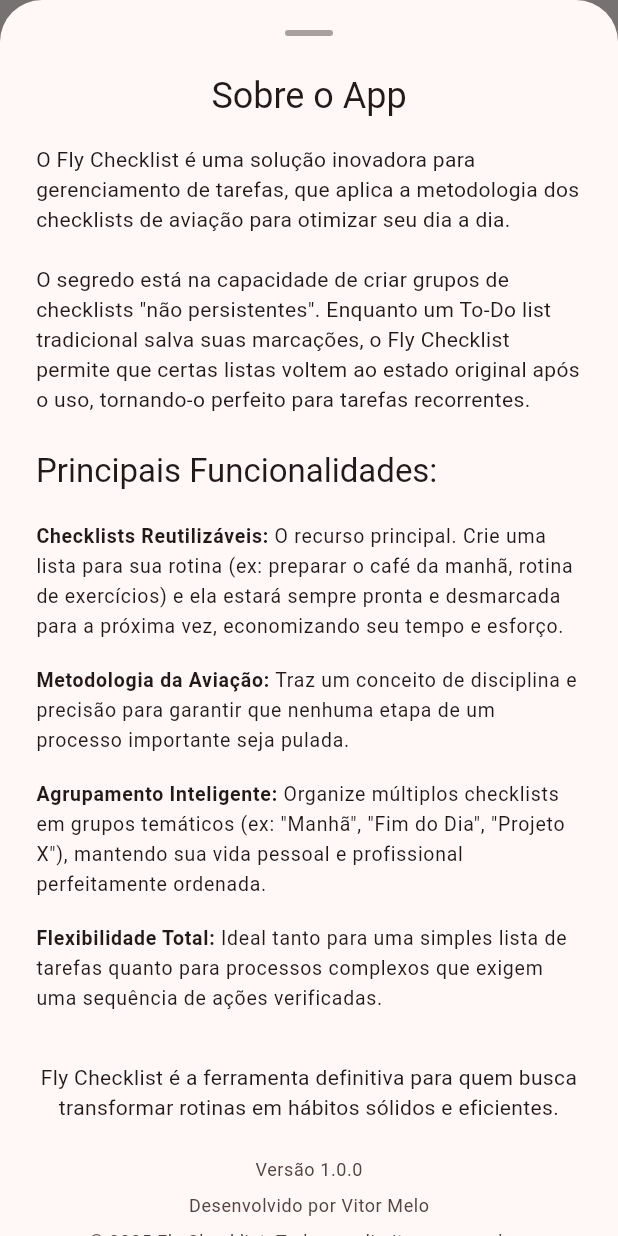
After one commit to vitoramaral10/fly_checklist, a Flutter app: the SettingsPage screen opened by its route, after a tap on "Sobre o App", on a phone screen of 412 x 824 dp. The commit adds this screen. Run offline on Flutter 3.47's test engine with Material 3 defaults, Android fonts, the phone set to English and light mode, and no system bars; our stand-ins replace firebase_auth, firebase_core, firebase_crashlytics, get, google_sign_in, package_info_plus and 1 more; missing offline and left inert: firebase_app_check; accounts and stored records are empty.

Commit message:
feat: Add About Bottom Sheet with app information and features

```diff
--- /dev/null
+++ b/lib/ui/pages/settings/components/about_bottom_sheet.dart
@@ -0,0 +1,146 @@
+import 'package:flutter/material.dart';
+import 'package:package_info_plus/package_info_plus.dart';
+
+void showAboutBottomSheet(BuildContext context) async {
+  PackageInfo packageInfo = await PackageInfo.fromPlatform();
+
+  if (!context.mounted) return;
+  showModalBottomSheet(
+    context: context,
+    isScrollControlled: true,
+    backgroundColor: Theme.of(context).colorScheme.surface,
+    builder: (context) => _AboutBottomSheetContent(packageInfo: packageInfo),
+  );
+}
+
+class _AboutBottomSheetContent extends StatelessWidget {
+  const _AboutBottomSheetContent({required this.packageInfo});
+
+  final PackageInfo packageInfo;
+
+  @override
+  Widget build(BuildContext context) {
+    final textTheme = Theme.of(context).textTheme;
+    final colorScheme = Theme.of(context).colorScheme;
+
+    final features = [
+      {
+        'title': 'Checklists Reutilizáveis:',
+        'description':
+            'O recurso principal. Crie uma lista para sua rotina (ex: preparar o café da manhã, rotina de exercícios) e ela estará sempre pronta e desmarcada para a próxima vez, economizando seu tempo e esforço.',
+      },
+      {
+        'title': 'Metodologia da Aviação:',
+        'description':
+            'Traz um conceito de disciplina e precisão para garantir que nenhuma etapa de um processo importante seja pulada.',
+      },
+      {
+        'title': 'Agrupamento Inteligente:',
+        'description':
+            'Organize múltiplos checklists em grupos temáticos (ex: "Manhã", "Fim do Dia", "Projeto X"), mantendo sua vida pessoal e profissional perfeitamente ordenada.',
+      },
+      {
+        'title': 'Flexibilidade Total:',
+        'description':
+            'Ideal tanto para uma simples lista de tarefas quanto para processos complexos que exigem uma sequência de ações verificadas.',
+      },
+    ];
+
+    return Padding(
+      padding: MediaQuery.of(context).viewInsets,
+      child: SingleChildScrollView(
+        child: Padding(
+          padding: const EdgeInsets.symmetric(horizontal: 24, vertical: 20),
+          child: Column(
+            mainAxisSize: MainAxisSize.min,
+            crossAxisAlignment: CrossAxisAlignment.start,
+            children: [
+              Center(
+                child: Container(
+                  width: 32,
+                  height: 4,
+                  decoration: BoxDecoration(
+                    color: colorScheme.onSurface.withAlpha(100),
+                    borderRadius: BorderRadius.circular(2),
+                  ),
+                ),
+              ),
+              const SizedBox(height: 24),
+              Center(
+                child: Text('Sobre o App', style: textTheme.headlineSmall),
+              ),
+              const SizedBox(height: 16),
+              const Text(
+                'O Fly Checklist é uma solução inovadora para gerenciamento de tarefas, que aplica a metodologia dos checklists de aviação para otimizar seu dia a dia.\n\n'
+                'O segredo está na capacidade de criar grupos de checklists "não persistentes". Enquanto um To-Do list tradicional salva suas marcações, o Fly Checklist permite que certas listas voltem ao estado original após o uso, tornando-o perfeito para tarefas recorrentes.',
+              ),
+              const SizedBox(height: 24),
+              Text('Principais Funcionalidades:', style: textTheme.titleLarge),
+              const SizedBox(height: 12),
+              ...features.map(
+                (feature) => ListTile(
+                  contentPadding: EdgeInsets.zero,
+                  dense: true,
+                  title: Text.rich(
+                    TextSpan(
+                      children: [
+                        TextSpan(
+                          text: feature['title'],
+                          style: const TextStyle(fontWeight: FontWeight.bold),
+                        ),
+                        TextSpan(text: ' ${feature['description']}'),
+                      ],
+                    ),
+                  ),
+                ),
+              ),
+              const SizedBox(height: 24),
+              const Center(
+                child: Text(
+                  'Fly Checklist é a ferramenta definitiva para quem busca transformar rotinas em hábitos sólidos e eficientes.',
+                  textAlign: TextAlign.center,
+                ),
+              ),
+              const SizedBox(height: 24),
+              Center(
+                child: Text(
+                  'Versão ${packageInfo.version}',
+                  style: textTheme.bodySmall?.copyWith(
+                    color: colorScheme.onSurfaceVariant,
+                  ),
+                ),
+              ),
+              const SizedBox(height: 8),
+              Center(
+                child: Text(
+                  'Desenvolvido por Vitor Melo',
+                  style: textTheme.bodySmall?.copyWith(
+                    color: colorScheme.onSurfaceVariant,
+                  ),
+                ),
+              ),
+              const SizedBox(height: 8),
+              Center(
+                child: Text(
+                  '© ${DateTime.now().year} Fly Checklist. Todos os direitos reservados.',
+                  style: textTheme.bodySmall?.copyWith(
+                    color: colorScheme.onSurfaceVariant,
+                  ),
+                ),
+              ),
+
+              const SizedBox(height: 24),
+              SizedBox(
+                width: double.infinity,
+                child: ElevatedButton(
+                  onPressed: () => Navigator.pop(context),
+                  child: const Text('Fechar'),
+                ),
+              ),
+            ],
+          ),
+        ),
+      ),
+    );
+  }
+}
--- a/lib/ui/pages/settings/components/components.dart
+++ b/lib/ui/pages/settings/components/components.dart
@@ -1 +1,2 @@
+export 'about_bottom_sheet.dart';
 export 'settings_loading_page.dart';
--- a/lib/ui/pages/settings/settings_page.dart
+++ b/lib/ui/pages/settings/settings_page.dart
@@ -58,6 +58,14 @@ class SettingsPage extends GetView<GetxSettingsPresenter> {
             _buildSectionTitle(theme, 'Outros'),
             const SizedBox(height: 8),
             _buildSettingsCard(theme, [
+              _buildSettingsItem(
+                theme: theme,
+                icon: Icons.info_outline_rounded,
+                title: 'Sobre o App',
+                onTap: () {
+                  showAboutBottomSheet(context);
+                },
+              ),
               _buildSettingsItem(
                 theme: theme,
                 icon: Icons.privacy_tip_outlined,
@@ -145,7 +153,7 @@ class SettingsPage extends GetView<GetxSettingsPresenter> {
     required IconData icon,
     required String title,
     String? subtitle,
-    required VoidCallback onTap,
+    VoidCallback? onTap,
   }) {
     return ListTile(
       leading: Icon(icon, color: theme.colorScheme.onSurfaceVariant),
--- a/pubspec.yaml
+++ b/pubspec.yaml
@@ -43,6 +43,7 @@ dependencies:
   firebase_auth: ^6.0.0
   google_sign_in: ^7.1.1
   shimmer: ^3.0.0
+  package_info_plus: ^8.3.0
 
 dev_dependencies:
   flutter_test:
```
Also changed, not shown: pubspec.lock.
